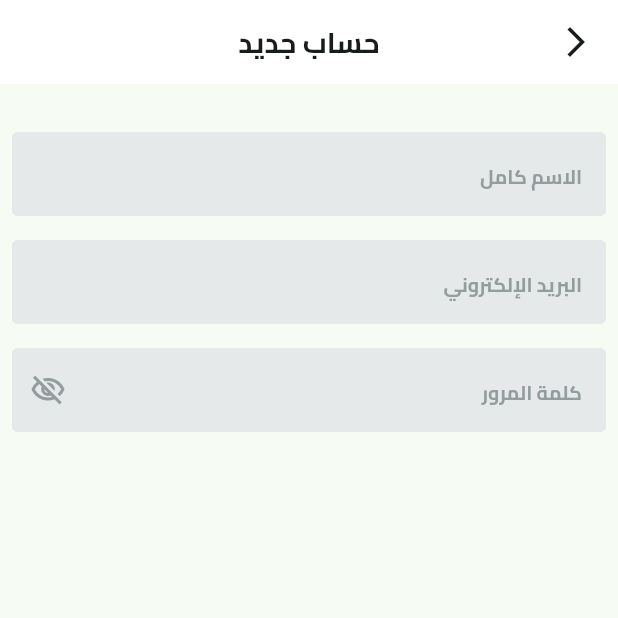
After one commit to abotarek74/e_commerce, a Flutter app: the SiginupView screen opened by its route, on a phone screen of 412 x 824 dp, the top half of it. The commit adds this screen. Run offline on Flutter 3.47's test engine with Material 3 defaults, Android fonts, the phone set to English and light mode, and no system bars; our stand-ins replace dots_indicator, flutter_svg, shared_preferences; accounts and stored records are empty.

Commit message:
sigin up 2
Co-authored-by: Copilot <copilot@github.com>

```diff
--- a/lib/core/helpuer_functions/on_generate_routes..dart
+++ b/lib/core/helpuer_functions/on_generate_routes..dart
@@ -1,5 +1,5 @@
-import 'package:e_commerce/features/auth/presentation/sigin_up_view.dart';
 import 'package:e_commerce/features/auth/presentation/views/login_view.dart';
+import 'package:e_commerce/features/auth/presentation/views/siginup_view.dart';
 import 'package:e_commerce/features/on_boarding/presentaion/on_boarding_view.dart';
 import 'package:e_commerce/features/splash/presentation/views/splash_view.dart'
     show SplashView;
@@ -10,11 +10,11 @@ Route<dynamic>? onGenerateRoute(RouteSettings settings) {
     case SplashView.routeName:
       return MaterialPageRoute(builder: (context) => const SplashView());
     case LoginView.routeName:
-      return MaterialPageRoute(builder: (context) => const SplashView());
-    case SiginUpView.routeName:
-      return MaterialPageRoute(builder: (context) => const SiginUpView());
+      return MaterialPageRoute(builder: (context) => const LoginView());
     case OnBoardingView.routeName:
       return MaterialPageRoute(builder: (context) => const OnBoardingView());
+    case SiginupView.routeName:
+      return MaterialPageRoute(builder: (context) => const SiginupView());
     default:
       return null;
   }
--- /dev/null
+++ b/lib/features/auth/presentation/views/siginup_view.dart
@@ -0,0 +1,17 @@
+import 'package:e_commerce/features/auth/presentation/views/siginup_view_body.dart';
+import 'package:e_commerce/features/auth/presentation/views/widgets/custom_app_bar.dart';
+import 'package:flutter/material.dart';
+
+class SiginupView extends StatelessWidget {
+  const SiginupView({super.key});
+
+  static const routeName = 'siginup';
+
+  @override
+  Widget build(BuildContext context) {
+    return Scaffold(
+      appBar: buildAppBar(title: 'حساب جديد'),
+      body: const SiginupViewBody(),
+    );
+  }
+}
--- /dev/null
+++ b/lib/features/auth/presentation/views/siginup_view_body.dart
@@ -0,0 +1,41 @@
+import 'package:e_commerce/features/auth/presentation/views/widgets/custom_text_field.dart';
+import 'package:flutter/material.dart';
+
+class SiginupViewBody extends StatelessWidget {
+  const SiginupViewBody({super.key});
+
+  @override
+  Widget build(BuildContext context) {
+    return SingleChildScrollView(
+      child: Padding(
+        padding: const EdgeInsets.all(8.0),
+        child: Column(
+          children: [
+            SizedBox(height: 24),
+            CustomTextFormField(
+              backgroundColor: Colors.white,
+              hintText: 'الاسم كامل',
+              textInputType: TextInputType.name,
+            ),
+            SizedBox(height: 16),
+            CustomTextFormField(
+              backgroundColor: Colors.white,
+              hintText: 'البريد الإلكتروني',
+              textInputType: TextInputType.emailAddress,
+            ),
+            SizedBox(height: 16),
+            CustomTextFormField(
+              backgroundColor: Colors.white,
+              hintText: 'كلمة المرور',
+              textInputType: TextInputType.visiblePassword,
+              suffixIcon: Icon(
+                Icons.visibility_off_outlined,
+                color: Color(0XFF949D9E),
+              ),
+            ),
+          ],
+        ),
+      ),
+    );
+  }
+}
--- a/lib/features/auth/presentation/views/widgets/custom_text_field.dart
+++ b/lib/features/auth/presentation/views/widgets/custom_text_field.dart
@@ -7,6 +7,7 @@ class CustomTextFormField extends StatelessWidget {
     required this.hintText,
     required this.textInputType,
     this.suffixIcon,
+    required Color backgroundColor,
   });
   final String hintText;
   final TextInputType textInputType;
--- a/lib/features/auth/presentation/views/widgets/dont_have_an_accout_widget.dart
+++ b/lib/features/auth/presentation/views/widgets/dont_have_an_accout_widget.dart
@@ -1,6 +1,7 @@
 import 'package:e_commerce/core/utils/app_color.dart';
 import 'package:e_commerce/core/utils/app_text_styles.dart';
-import 'package:e_commerce/features/auth/presentation/sigin_up_view.dart';
+import 'package:e_commerce/features/auth/presentation/views/siginup_view.dart'
+    show SiginupView;
 import 'package:flutter/gestures.dart';
 import 'package:flutter/material.dart';
 
@@ -13,9 +14,8 @@ Text dontHaveAnAccountWidget({required BuildContext context}) {
         TextSpan(
           recognizer: TapGestureRecognizer()
             ..onTap = () {
-              Navigator.pushNamed(context, SiginUpView.routeName);
+              Navigator.pushNamed(context, SiginupView.routeName);
             },
-
           text: ' انشاء حساب جديد',
           style: TextStyles.semiBold16.copyWith(color: AppColor.primaryColor),
         ),
--- a/lib/features/auth/presentation/views/widgets/login_view_body.dart
+++ b/lib/features/auth/presentation/views/widgets/login_view_body.dart
@@ -24,9 +24,11 @@ class LoginViewBody extends StatelessWidget {
               CustomTextFormField(
                 hintText: 'البريد الالكتروني',
                 textInputType: TextInputType.emailAddress,
+                backgroundColor: Color(0XFFE6E9E9),
               ),
               SizedBox(height: 16),
               CustomTextFormField(
+                backgroundColor: Colors.white,
                 suffixIcon: Icon(
                   Icons.visibility_off_outlined,
                   color: Color(0XFF949D9E),
```
Also changed, not shown: lib/features/auth/presentation/sigin_up_view.dart (deleted, +0 -15 lines), lib/features/auth/presentation/views/sigin_up_view_body.dart (deleted, +0 -10 lines).
